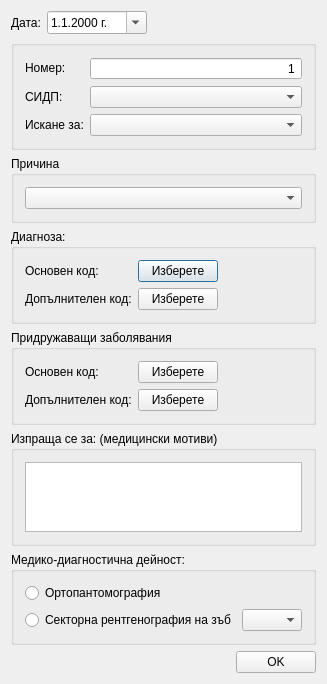
Old version of the form src/View/Widgets/ReferralDialog.ui in the repository thefinalcutbg/DinoDent.
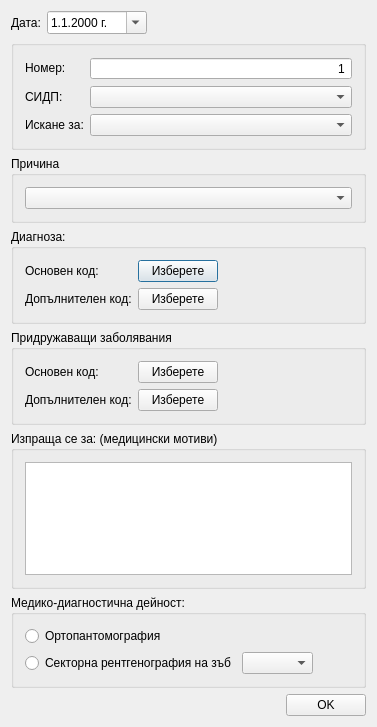
New version of the form. Custom widgets are drawn as their Qt base class.

```diff
--- a/src/View/Widgets/ReferralDialog.ui
+++ b/src/View/Widgets/ReferralDialog.ui
@@ -6,8 +6,8 @@
    <rect>
     <x>0</x>
     <y>0</y>
-    <width>318</width>
-    <height>653</height>
+    <width>377</width>
+    <height>727</height>
    </rect>
   </property>
   <property name="windowTitle">
```
Left out of the diff: 6 changed lines with no effect on the pictures.
